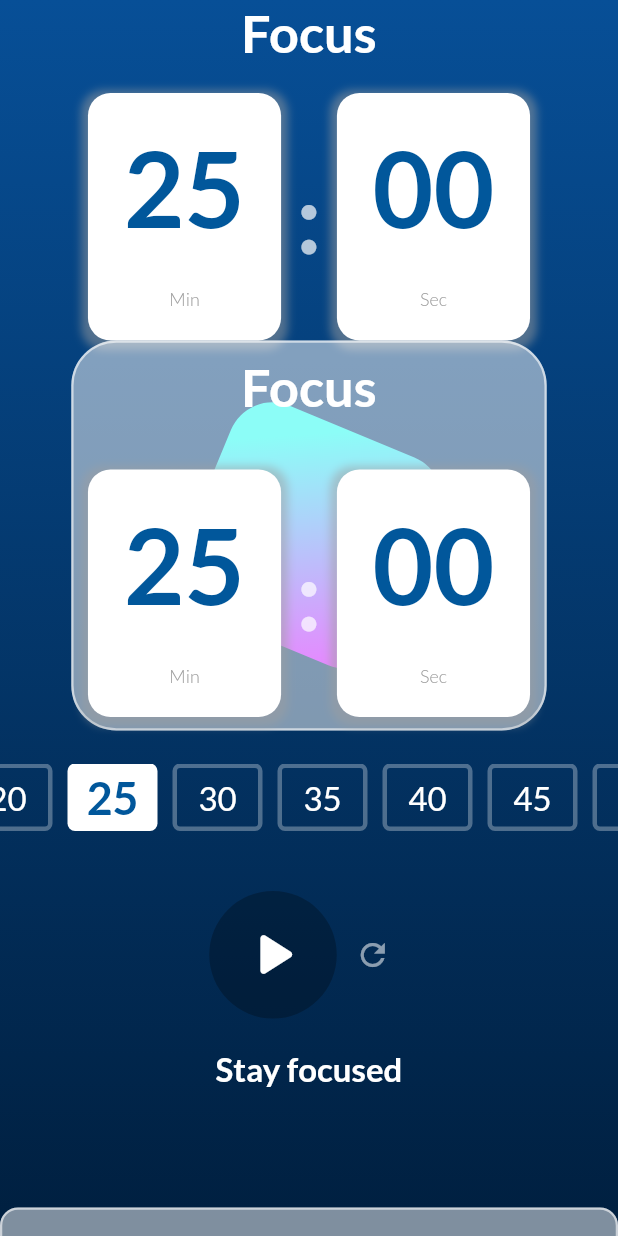
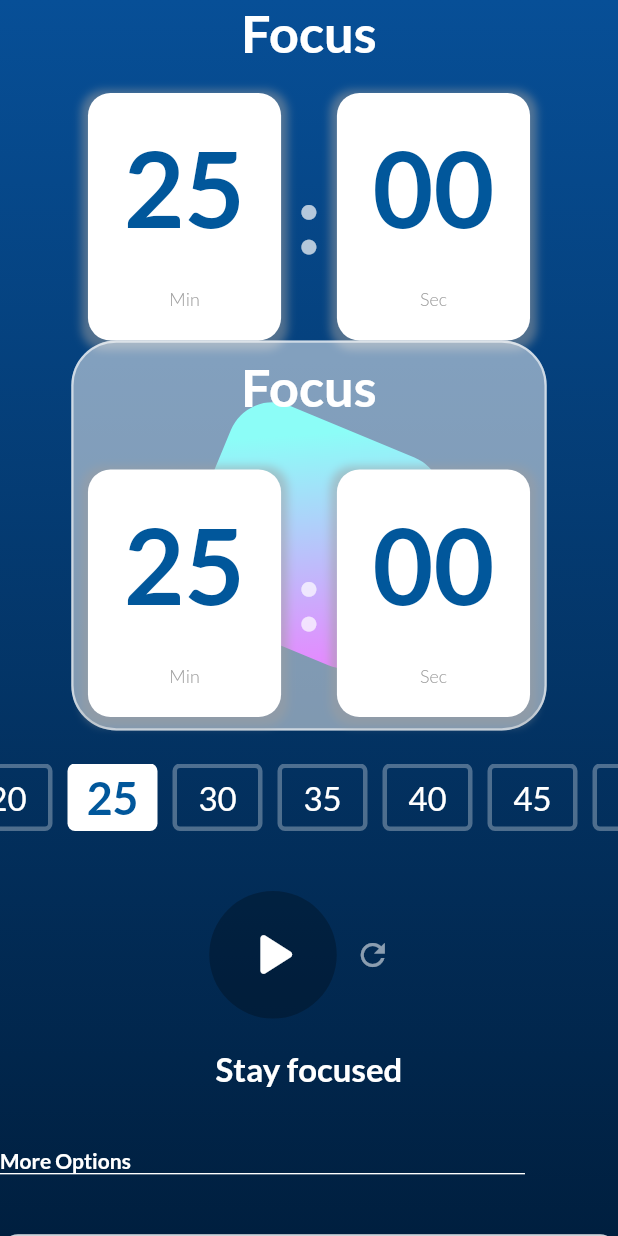
Before and after one commit to radG1t/pomodox, a Flutter app: the screen it shows after launch, on a phone screen of 412 x 824 dp. Run offline on Flutter 3.47's test engine with Material 2 defaults, Android fonts, the phone set to English and light mode, and no system bars; our stand-ins replace google_fonts.

Commit message:
cleaning comments

```diff
--- a/lib/PomodoroScreen.dart
+++ b/lib/PomodoroScreen.dart
@@ -31,18 +31,14 @@ class PomodoroScreen extends StatelessWidget {
             physics: const BouncingScrollPhysics(),
             child: Column(
               children: [
-                const Column(
-                  children: [
-                    TimerCard(),
-                    magicCubes(),
-                    SizedBox(
+                const TimerCard(),
+                const magicCubes(),
+                const SizedBox(
                   height: 22,
                 ),
-                    TimeOpstions(),
-                    SizedBox(
+                const TimeOpstions(),
+                const SizedBox(
                   height: 40,
-                    ),
-                  ],
                 ),
                 Row(
                   mainAxisAlignment: MainAxisAlignment.center,
@@ -59,33 +55,28 @@ class PomodoroScreen extends StatelessWidget {
                         ))
                   ],
                 ),
-                const Column(
-                  children: [
-                    SizedBox(
+                const SizedBox(
                   height: 20,
                 ),
-                    getRandomSentence(),
-                    SizedBox(
+                const getRandomSentence(),
+                const SizedBox(
                   height: 40,
                 ),
-                    /*
                 Row(
                   children: [
                     MoreOptions(),
                   ],
-                    ),*/
-                    SizedBox(
+                ),
+                const SizedBox(
                   height: 40,
                 ),
-                    noteBox(),
-                    SizedBox(
+                const noteBox(),
+                const SizedBox(
                   height: 120,
                 ),
-                    ProgressWidget(),
-                    SizedBox(
+                const ProgressWidget(),
+                const SizedBox(
                   height: 50,
-                    ),
-                  ],
                 ),
               ],
             ),
--- a/lib/widgets/randomS.dart
+++ b/lib/widgets/randomS.dart
@@ -1,49 +1,3 @@
-// import 'package:flutter/material.dart';
-// import 'package:pomodox/utils.dart';
-// import 'dart:math';
-
-// String workRandomSentence() {
-//   List<String> sentences = [
-//     //*
-//     'Stay focused',
-//     'make it happen!',
-//     'Dream big, work hard',
-//     'Every small step counts',
-//     'Keep moving forward.'
-//   ];
-//   Random random = Random();
-//   int index = random.nextInt(sentences.length);
-//   return sentences[index]; //*
-// }
-
-// String  RandomSentence() {
-//   List<String> sentences = [
-//     //*
-//     'Rest your mind, refresh your focus',
-//     'Get rest',
-//     'Take a deep breath',
-//     'Relax and recharge!',
-//     'Give yourself a break,You deserve it:D',
-//     'Disconnect and recharge',
-//   ];
-
-//   Random random = Random();
-//   int index = random.nextInt(sentences.length);
-//   return sentences[index]; //*
-// }
-
-// class getRandomSentence extends StatelessWidget {
-//   const getRandomSentence({super.key});
-
-//   @override
-//   Widget build(BuildContext context) {
-//     return Text(
-//        RandomSentence(),
-//       style: textStyle(22, Colors.white, FontWeight.w700),
-//     );
-//   }
-// }
-
 import 'package:flutter/material.dart';
 import 'package:pomodox/timerservice.dart';
 import 'package:pomodox/utils.dart';
@@ -61,7 +15,7 @@ String restTimeSentece() {
   ];
   Random random = Random();
   int index = random.nextInt(restTimeSentece.length);
-  return restTimeSentece[index]; //*
+  return restTimeSentece[index];
 }
 
 String workTimeSentences() {
@@ -74,7 +28,7 @@ String workTimeSentences() {
   ];
   Random random = Random();
   int index = random.nextInt(workTimeSentences.length);
-  return workTimeSentences[index]; //*
+  return workTimeSentences[index];
 }
 
 class getRandomSentence extends StatelessWidget {
```
Lines whose indentation alone changed are shown as unchanged.
